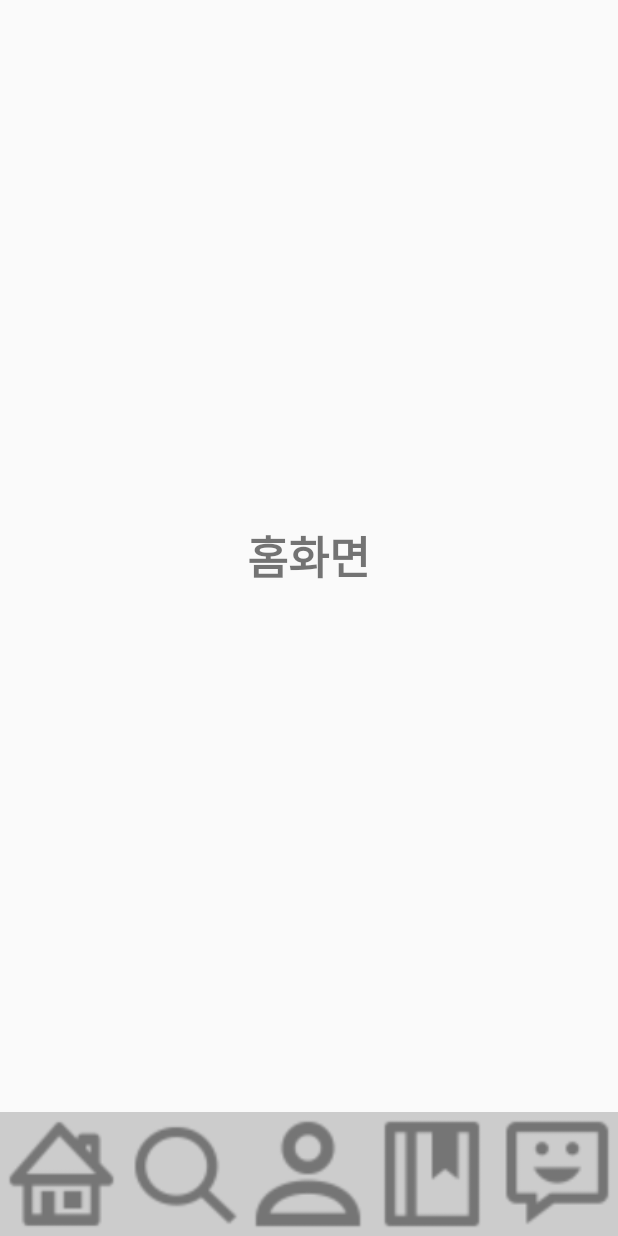
After one commit to wlldnjs/SoccerManager, an Android app: the HomeFragment screen opened directly, with no data from a screen before it, on a phone screen of 412 x 824 dp. The commit adds this screen. Run offline under Robolectric (Android 15) with nearby library versions, the phone set to English and light mode, and no system bars.

Commit message:
mainActivity - viewPager로 구성 fragment사용

```diff
--- a/app/src/main/AndroidManifest.xml
+++ b/app/src/main/AndroidManifest.xml
@@ -14,10 +14,12 @@
         <activity android:name=".Main.LoginActivity">
             <intent-filter>
                 <action android:name="android.intent.action.MAIN" />
+
                 <category android:name="android.intent.category.LAUNCHER" />
             </intent-filter>
         </activity>
-        <activity android:name=".Main.RegistActivity"></activity>
+        <activity android:name=".Main.RegistActivity" />
+        <activity android:name=".Main.MainActivity"></activity>
     </application>
 
 </manifest>
--- /dev/null
+++ b/app/src/main/java/com/jiwonkim/soccermanager/Main/Home/HomeFragment.java
@@ -0,0 +1,32 @@
+package com.jiwonkim.soccermanager.Main.Home;
+
+import android.os.Bundle;
+import android.support.annotation.Nullable;
+import android.support.v4.app.Fragment;
+import android.view.LayoutInflater;
+import android.view.View;
+import android.view.ViewGroup;
+import android.widget.RelativeLayout;
+
+import com.jiwonkim.soccermanager.R;
+
+/**
+ * Created by user on 2017-06-08.
+ */
+
+public class HomeFragment extends Fragment{
+    public HomeFragment(){
+    }
+
+    @Override
+    public void onCreate(@Nullable Bundle savedInstanceState) {
+        super.onCreate(savedInstanceState);
+    }
+
+    @Nullable
+    @Override
+    public View onCreateView(LayoutInflater inflater, @Nullable ViewGroup container, @Nullable Bundle savedInstanceState) {
+        RelativeLayout layout = (RelativeLayout) inflater.inflate(R.layout.fragment_home,container,false);
+        return layout;
+    }
+}
--- a/app/src/main/java/com/jiwonkim/soccermanager/Main/LoginActivity.java
+++ b/app/src/main/java/com/jiwonkim/soccermanager/Main/LoginActivity.java
@@ -6,7 +6,6 @@ import android.support.v7.app.AppCompatActivity;
 import android.view.View;
 import android.widget.Button;
 import android.widget.TextView;
-import android.widget.Toast;
 
 import com.jiwonkim.soccermanager.R;
 
@@ -32,7 +31,9 @@ public class LoginActivity extends AppCompatActivity {
         loginBtn.setOnClickListener(new View.OnClickListener() {
             @Override
             public void onClick(View v) {
-                Toast.makeText(LoginActivity.this, "로그인 버튼 클릭", Toast.LENGTH_SHORT).show();
+                Intent mainIntent = new Intent(LoginActivity.this, MainActivity.class);
+                startActivity(mainIntent);
+                finish();
             }
         });
     }
--- /dev/null
+++ b/app/src/main/java/com/jiwonkim/soccermanager/Main/MainActivity.java
@@ -0,0 +1,86 @@
+package com.jiwonkim.soccermanager.Main;
+
+import android.os.Bundle;
+import android.support.v4.app.Fragment;
+import android.support.v4.app.FragmentManager;
+import android.support.v4.app.FragmentStatePagerAdapter;
+import android.support.v4.view.ViewPager;
+import android.support.v7.app.AppCompatActivity;
+import android.view.View;
+import android.widget.ImageView;
+
+import com.jiwonkim.soccermanager.Main.Home.HomeFragment;
+import com.jiwonkim.soccermanager.Main.Mypage.MypageFragment;
+import com.jiwonkim.soccermanager.Main.Schedule.ScheduleFragment;
+import com.jiwonkim.soccermanager.Main.Search.SearchFragment;
+import com.jiwonkim.soccermanager.Main.Talk.TalkFragment;
+import com.jiwonkim.soccermanager.R;
+
+public class MainActivity extends AppCompatActivity implements View.OnClickListener{
+    ImageView homeBtn, searchBtn, mypageBtn, scheduleBtn, talkBtn;
+    ViewPager viewPager;
+
+    @Override
+    protected void onCreate(Bundle savedInstanceState) {
+        super.onCreate(savedInstanceState);
+        setContentView(R.layout.activity_main);
+
+        homeBtn = (ImageView) findViewById(R.id.home);
+        searchBtn = (ImageView) findViewById(R.id.search);
+        mypageBtn = (ImageView) findViewById(R.id.mypage);
+        scheduleBtn = (ImageView) findViewById(R.id.schedule);
+        talkBtn = (ImageView) findViewById(R.id.talk);
+
+        homeBtn.setOnClickListener(this);
+        homeBtn.setTag(0);
+        searchBtn.setOnClickListener(this);
+        searchBtn.setTag(1);
+        mypageBtn.setOnClickListener(this);
+        mypageBtn.setTag(2);
+        scheduleBtn.setOnClickListener(this);
+        scheduleBtn.setTag(3);
+        talkBtn.setOnClickListener(this);
+        talkBtn.setTag(4);
+
+        viewPager = (ViewPager)findViewById(R.id.viewpager);
+        viewPager.setAdapter(new pagerAdapter(getSupportFragmentManager()));
+        viewPager.setCurrentItem(0);
+
+
+    }
+
+    @Override
+    public void onClick(View v) {
+        int tag = (int)v.getTag();
+        viewPager.setCurrentItem(tag);
+    }
+
+    private class pagerAdapter extends FragmentStatePagerAdapter{
+        public pagerAdapter(FragmentManager fm) {
+            super(fm);
+        }
+
+        @Override
+        public Fragment getItem(int position) {
+            switch (position){
+                case 0:
+                    return new HomeFragment();
+                case 1:
+                    return new SearchFragment();
+                case 2:
+                    return new MypageFragment();
+                case 3:
+                    return new ScheduleFragment();
+                case 4:
+                    return new TalkFragment();
+                default:
+                    return null;
+            }
+        }
+
+        @Override
+        public int getCount() {
+            return 5;
+        }
+    }
+}
--- /dev/null
+++ b/app/src/main/java/com/jiwonkim/soccermanager/Main/Search/SearchFragment.java
@@ -0,0 +1,32 @@
+package com.jiwonkim.soccermanager.Main.Search;
+
+import android.os.Bundle;
+import android.support.annotation.Nullable;
+import android.support.v4.app.Fragment;
+import android.view.LayoutInflater;
+import android.view.View;
+import android.view.ViewGroup;
+import android.widget.RelativeLayout;
+
+import com.jiwonkim.soccermanager.R;
+
+/**
+ * Created by user on 2017-06-08.
+ */
+
+public class SearchFragment extends Fragment{
+    public SearchFragment() {
+    }
+
+    @Override
+    public void onCreate(@Nullable Bundle savedInstanceState) {
+        super.onCreate(savedInstanceState);
+    }
+
+    @Nullable
+    @Override
+    public View onCreateView(LayoutInflater inflater, @Nullable ViewGroup container, @Nullable Bundle savedInstanceState) {
+        RelativeLayout layout = (RelativeLayout) inflater.inflate(R.layout.fragment_search,container,false);
+        return layout;
+    }
+}
--- /dev/null
+++ b/app/src/main/res/layout/activity_main.xml
@@ -0,0 +1,61 @@
+<?xml version="1.0" encoding="utf-8"?>
+<LinearLayout xmlns:android="http://schemas.android.com/apk/res/android"
+    android:orientation="vertical"
+    xmlns:tools="http://schemas.android.com/tools"
+    android:layout_width="match_parent"
+    android:layout_height="match_parent"
+    tools:context="com.jiwonkim.soccermanager.Main.MainActivity">
+
+    <android.support.v4.view.ViewPager
+        android:id="@+id/viewpager"
+        android:layout_width="match_parent"
+        android:layout_height="0dp"
+        android:layout_weight="9"
+        tools:layout_editor_absoluteX="8dp"
+        tools:layout_editor_absoluteY="8dp" />
+
+    <LinearLayout
+        android:layout_width="match_parent"
+        android:layout_height="0dp"
+        android:layout_weight="1"
+        android:background="#cccccc"
+        android:orientation="horizontal"
+        tools:layout_editor_absoluteY="0dp"
+        tools:layout_editor_absoluteX="0dp" >
+
+        <ImageView
+            android:src="@drawable/home"
+            android:id="@+id/home"
+            android:layout_width="0dp"
+            android:layout_weight="3"
+            android:layout_height="match_parent"/>
+
+        <ImageView
+            android:src="@drawable/search"
+            android:id="@+id/search"
+            android:layout_width="0dp"
+            android:layout_weight="3"
+            android:layout_height="match_parent"/>
+
+        <ImageView
+            android:src="@drawable/mypage"
+            android:id="@+id/mypage"
+            android:layout_width="0dp"
+            android:layout_weight="3"
+            android:layout_height="match_parent"/>
+
+        <ImageView
+            android:src="@drawable/schedule"
+            android:id="@+id/schedule"
+            android:layout_width="0dp"
+            android:layout_weight="3"
+            android:layout_height="match_parent"/>
+
+        <ImageView
+            android:src="@drawable/talk"
+            android:id="@+id/talk"
+            android:layout_width="0dp"
+            android:layout_weight="3"
+            android:layout_height="match_parent"/>
+    </LinearLayout>
+</LinearLayout>
--- /dev/null
+++ b/app/src/main/res/layout/fragment_home.xml
@@ -0,0 +1,12 @@
+<?xml version="1.0" encoding="utf-8"?>
+<RelativeLayout xmlns:android="http://schemas.android.com/apk/res/android"
+    android:layout_width="match_parent"
+    android:layout_height="match_parent">
+    <TextView
+        android:layout_centerInParent="true"
+        android:layout_width="wrap_content"
+        android:layout_height="wrap_content"
+        android:textSize="30sp"
+        android:textStyle="bold"
+        android:text="홈화면"/>
+</RelativeLayout>
```
Also changed, not shown: app/src/main/java/com/jiwonkim/soccermanager/Main/Mypage/MypageFragment.java (added, +32 -0 lines), app/src/main/java/com/jiwonkim/soccermanager/Main/Schedule/ScheduleFragment.java (added, +32 -0 lines), app/src/main/java/com/jiwonkim/soccermanager/Main/Talk/TalkFragment.java (added, +32 -0 lines), app/src/main/res/layout/fragment_mypage.xml (added, +12 -0 lines), app/src/main/res/layout/fragment_schedule.xml (added, +12 -0 lines), app/src/main/res/layout/fragment_search.xml (added, +12 -0 lines), app/src/main/res/layout/fragment_talk.xml (added, +12 -0 lines), app/src/main/res/drawable/home.png (added), app/src/main/res/drawable/mypage.png (added), app/src/main/res/drawable/schedule.png (added), app/src/main/res/drawable/search.png (added), app/src/main/res/drawable/talk.png (added).
